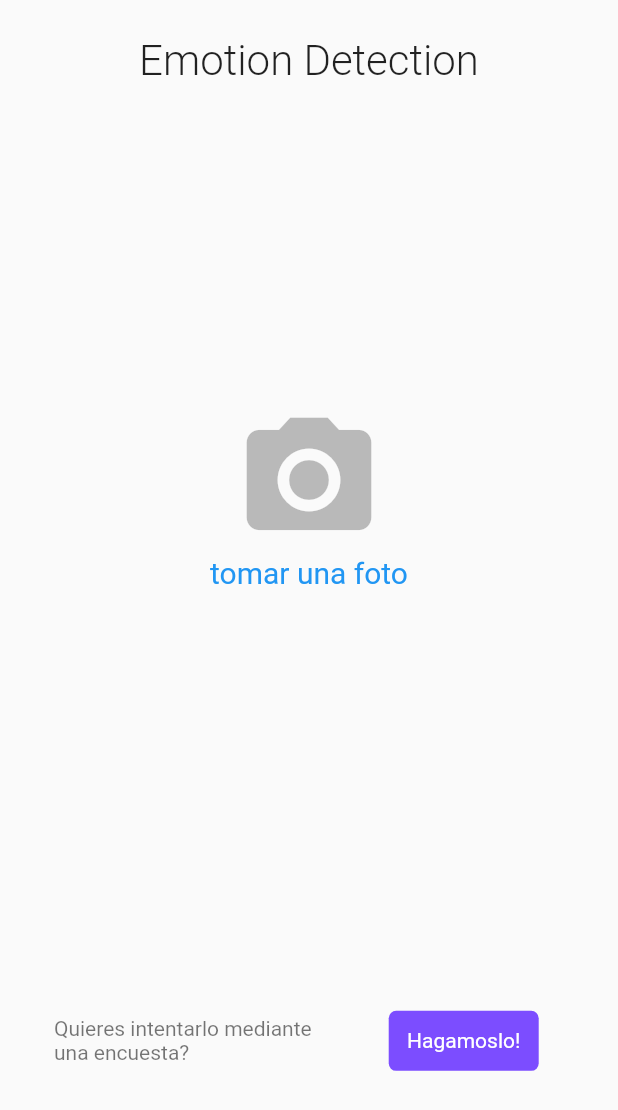
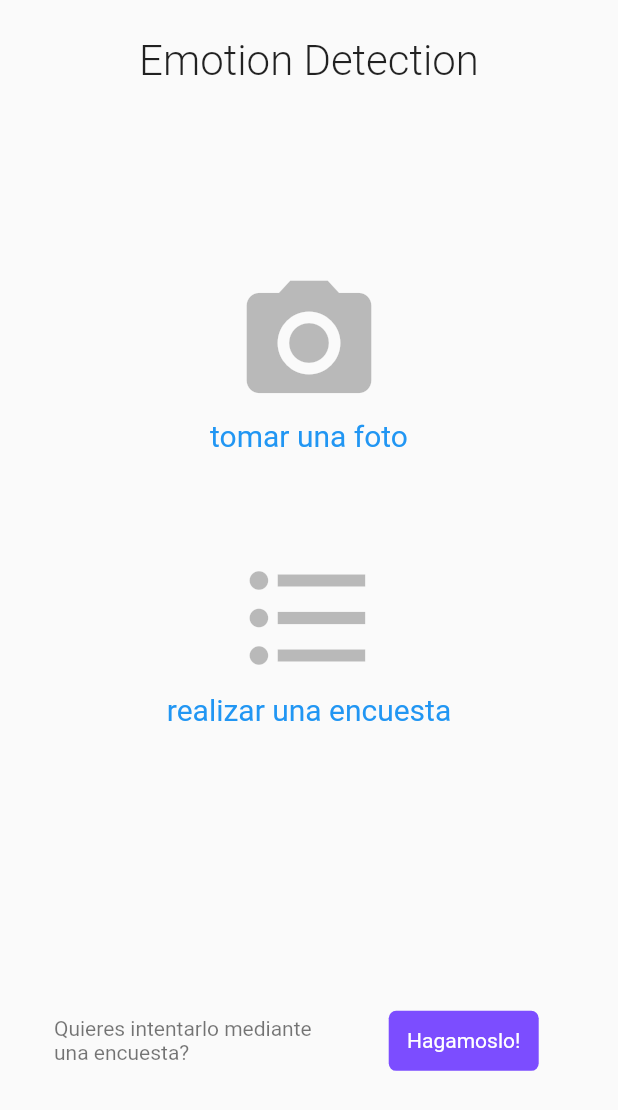
Before and after one commit to Alvardud/machine_learning_proyect_IO2019, a Flutter app: the screen it shows after launch, on a phone screen of 412 x 824 dp. Shown: the top 1110 px of the screen. Run offline on Flutter 3.47's test engine with Material 2 defaults, Android fonts, the phone set to English and light mode, and no system bars; our stand-ins replace image_picker.

Commit message:
icon and title encuesta
add icon and title for 'encuesta'

```diff
--- a/demo/lib/settings/cadenas.dart
+++ b/demo/lib/settings/cadenas.dart
@@ -1,3 +1,4 @@
 const String textoEncuesta = "Quieres intentarlo mediante una encuesta?";
 const String foto = 'tomar una foto';
+const String encuesta = 'realizar una encuesta';
 const String botonEncuesta = "Hagamoslo!";
--- a/demo/lib/widgets/custom.dart
+++ b/demo/lib/widgets/custom.dart
@@ -36,7 +36,7 @@ class _PhotoState extends State<Photo> {
     final schedule = Provider.of<MySchedule>(context);
 
     return Padding(
-      padding: const EdgeInsets.symmetric(vertical: 28.0, horizontal: 36.0),
+      padding: const EdgeInsets.symmetric(vertical: 0.0, horizontal: 36.0),
       child: Container(
         child: !schedule.estado ? Contenido() : Imagen(),
       ),
@@ -108,7 +108,7 @@ class _ContenidoState extends State<Contenido> {
       children: <Widget>[
         Center(
           child: Padding(
-            padding: const EdgeInsets.symmetric(vertical: 50.0),
+            padding: const EdgeInsets.symmetric(vertical: 30.0),
             child: InkWell(
               onTap: () {
                 _getImage().then((value) {
@@ -131,6 +131,16 @@ class _ContenidoState extends State<Contenido> {
                     cadenas.foto,
                     style: TextStyle(color: colores.botonPhoto, fontSize: 20.0),
                   ),
+                  Padding(
+                    padding: const EdgeInsets.symmetric(vertical: 30.0),
+                  ),
+                  const Icon(Icons.format_list_bulleted,
+                      size: 100.0, color: colores.border
+                  ),
+                  const Text(
+                    cadenas.encuesta,
+                    style: TextStyle(color: colores.botonPhoto, fontSize: 20.0),
+                  ),
 
                 ],
               ),
```
